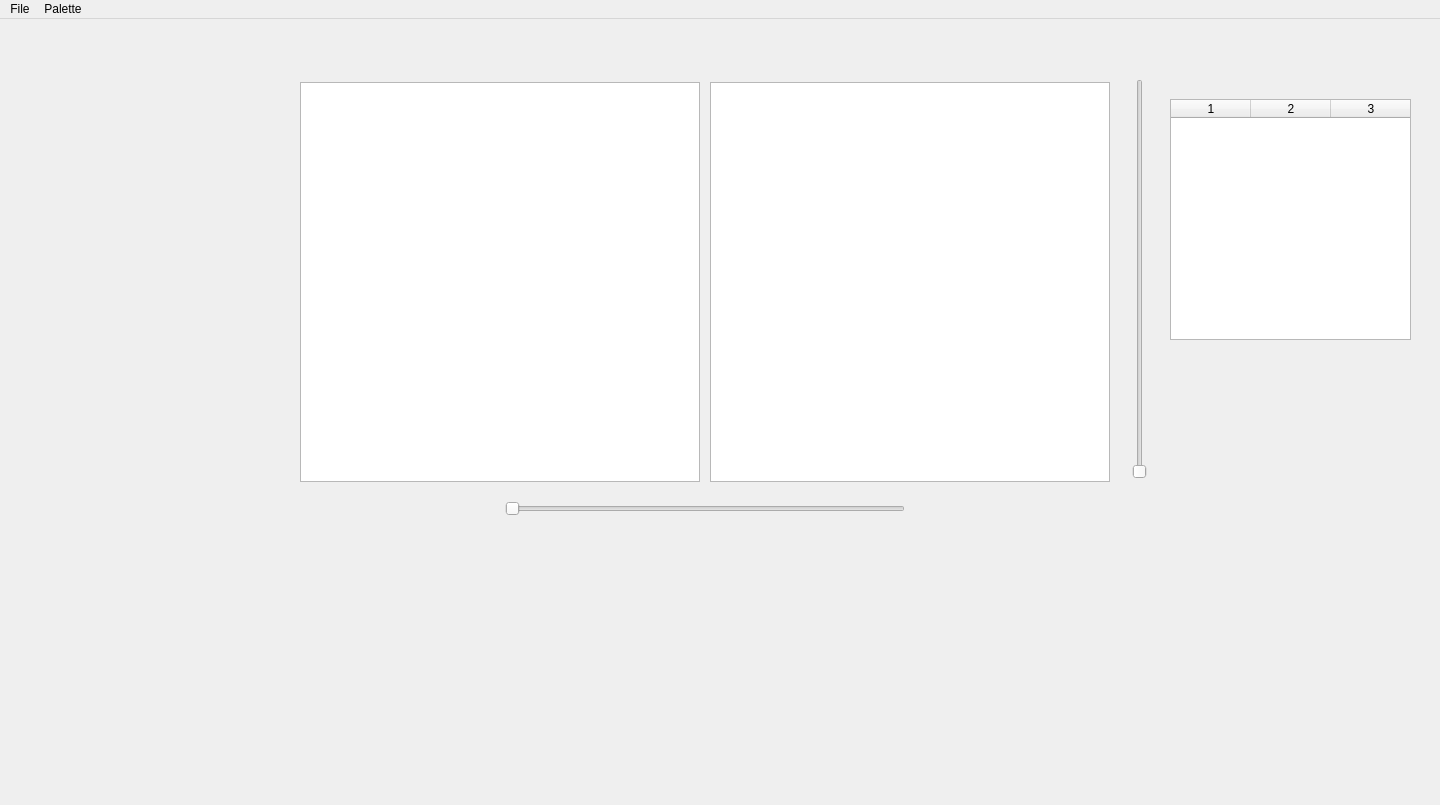
This is ui/design.ui in asgilliard/oct_viewer as Qt 5 draws it before an edit. The edited form follows.
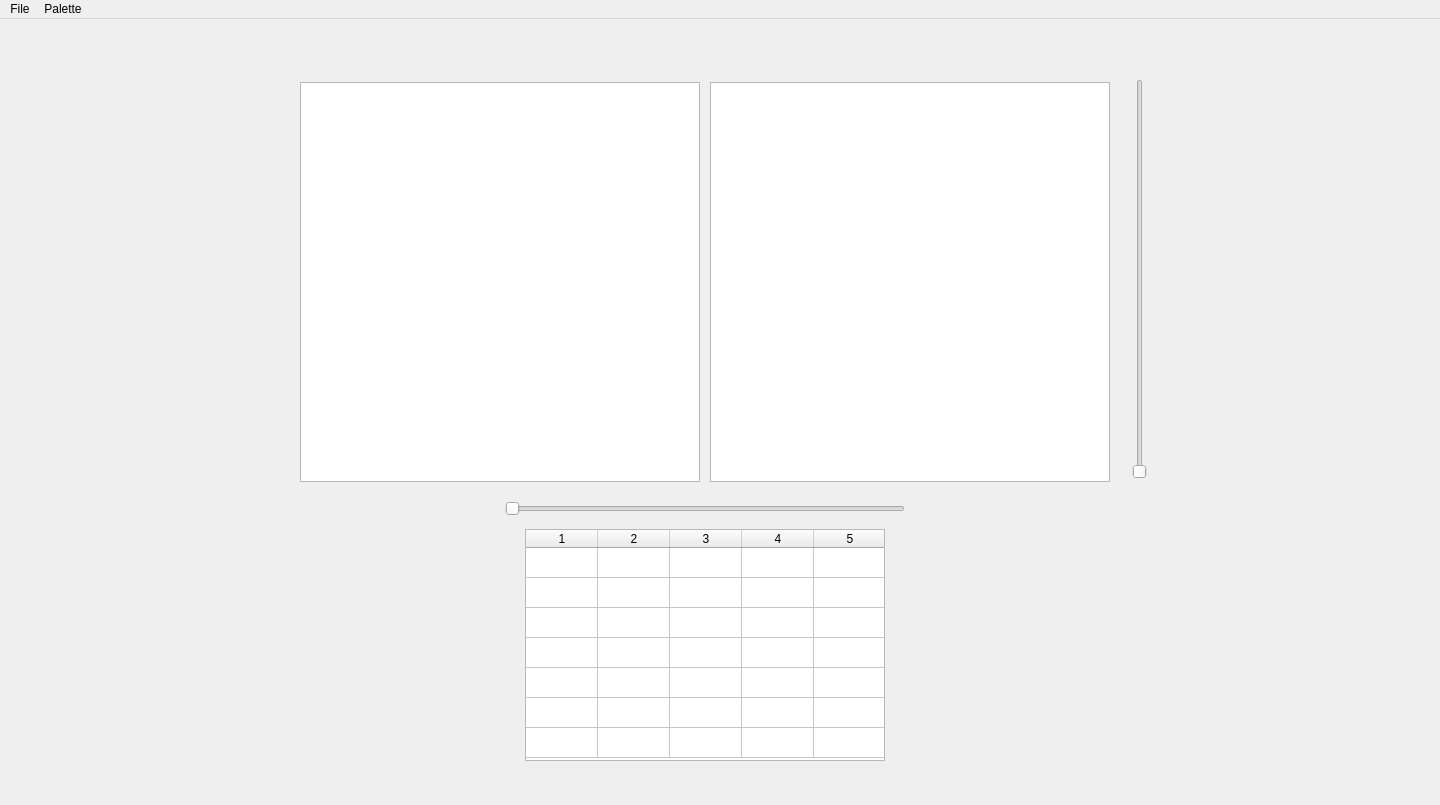
This is the edited form.

The edit to the form file:
```diff
--- a/ui/design.ui
+++ b/ui/design.ui
@@ -39,10 +39,10 @@
    <widget class="QTableWidget" name="tableMetrics">
     <property name="geometry">
      <rect>
-      <x>1170</x>
-      <y>80</y>
-      <width>241</width>
-      <height>241</height>
+      <x>525</x>
+      <y>510</y>
+      <width>360</width>
+      <height>232</height>
      </rect>
     </property>
     <property name="sizePolicy">
@@ -53,8 +53,8 @@
     </property>
     <property name="maximumSize">
      <size>
-      <width>256</width>
-      <height>340</height>
+      <width>360</width>
+      <height>232</height>
      </size>
     </property>
     <property name="verticalScrollBarPolicy">
@@ -76,7 +76,7 @@
      <bool>false</bool>
     </property>
     <property name="showGrid">
-     <bool>false</bool>
+     <bool>true</bool>
     </property>
     <property name="cornerButtonEnabled">
      <bool>true</bool>
@@ -85,7 +85,7 @@
      <number>7</number>
     </property>
     <property name="columnCount">
-     <number>3</number>
+     <number>5</number>
     </property>
     <attribute name="horizontalHeaderVisible">
      <bool>true</bool>
@@ -94,13 +94,13 @@
      <bool>true</bool>
     </attribute>
     <attribute name="horizontalHeaderDefaultSectionSize">
-     <number>80</number>
+     <number>72</number>
     </attribute>
     <attribute name="horizontalHeaderHighlightSections">
      <bool>true</bool>
     </attribute>
     <attribute name="horizontalHeaderMinimumSectionSize">
-     <number>20</number>
+     <number>72</number>
     </attribute>
     <attribute name="horizontalHeaderStretchLastSection">
      <bool>false</bool>
@@ -108,6 +108,12 @@
     <attribute name="verticalHeaderVisible">
      <bool>false</bool>
     </attribute>
+    <attribute name="verticalHeaderDefaultSectionSize">
+     <number>30</number>
+    </attribute>
+    <attribute name="verticalHeaderMinimumSectionSize">
+     <number>30</number>
+    </attribute>
     <row/>
     <row/>
     <row/>
@@ -118,6 +124,8 @@
     <column/>
     <column/>
     <column/>
+    <column/>
+    <column/>
     <item row="0" column="0">
      <property name="text">
       <string/>
```
Left out of the diff: 3 changed lines with no effect on the pictures.
